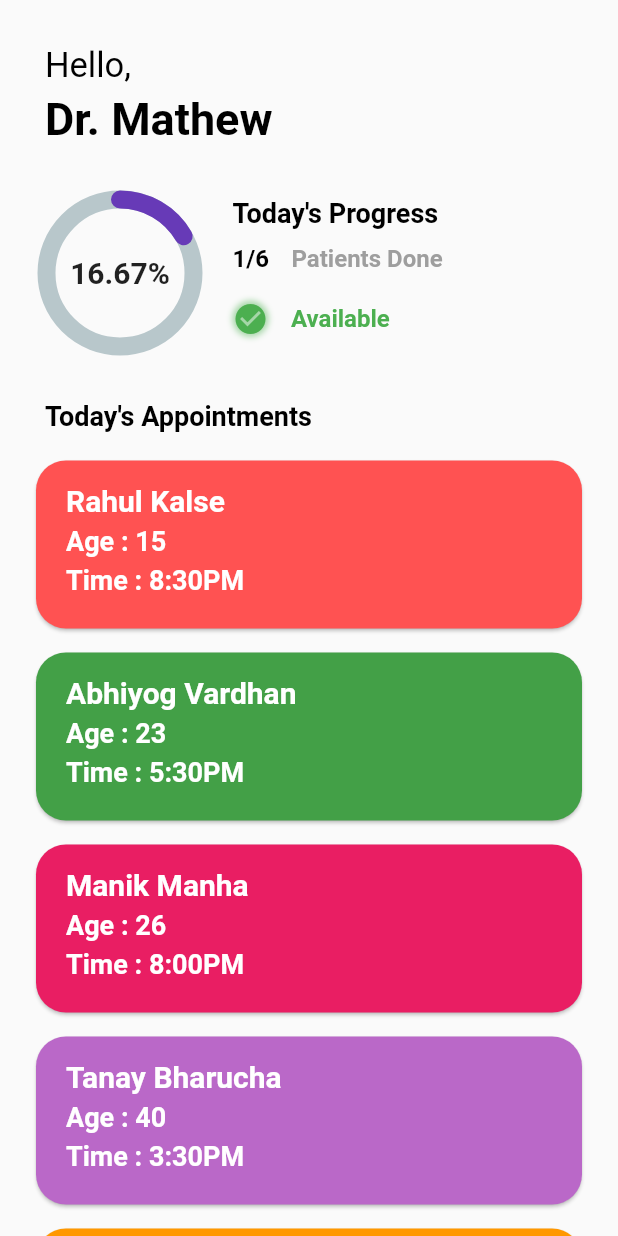
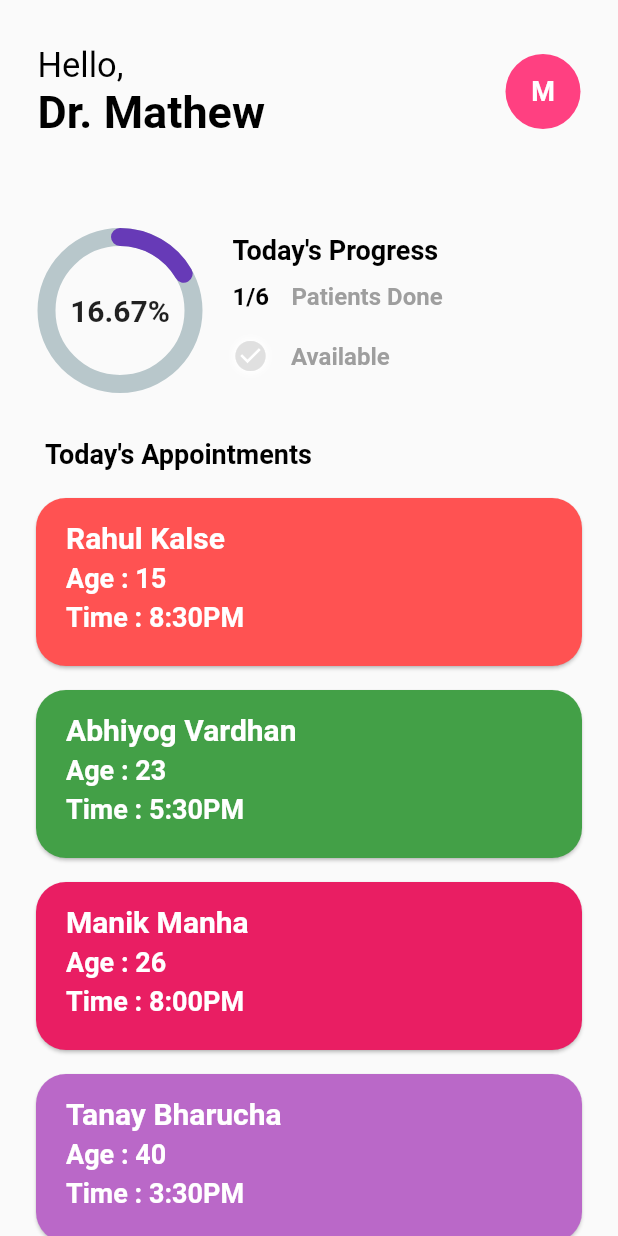
Before and after one commit to JashanPuri/queueless, a Flutter app: the DoctorDashboard screen opened by its route, on a phone screen of 412 x 824 dp. Run offline on Flutter 3.47's test engine with Material 2 defaults, Android fonts, the phone set to English and light mode, and no system bars; drawn by our look-alikes of flutter_slidable, percent_indicator; our stand-ins replace pin_code_fields; network calls fail; Roboto replaces fonts that are missing (vag).

```diff
--- a/lib/article/article_dashboard.dart
+++ b/lib/article/article_dashboard.dart
@@ -84,7 +84,7 @@ class ArticleDashboard extends StatelessWidget {
                                       ),
                                       SizedBox(width: 10),
                                       Container(
-                                        height: 80,
+                                        height: 100,
                                         width: width - 155,
                                         child: Column(
                                           crossAxisAlignment:
--- a/lib/common-widgets/custom_elevated_button.dart
+++ b/lib/common-widgets/custom_elevated_button.dart
@@ -3,7 +3,6 @@ import 'package:flutter/material.dart';
 class CustomElevatedButton extends StatelessWidget {
   final String label;
   final Function onPressed;
-
   CustomElevatedButton({this.label, this.onPressed});
 
   @override
@@ -12,7 +11,7 @@ class CustomElevatedButton extends StatelessWidget {
       onPressed: onPressed,
       child: Text(
         label,
-        style: TextStyle(fontSize: 20, fontWeight: FontWeight.w600),
+        style: TextStyle(fontSize: 20, fontWeight: FontWeight.w600,color: Colors.white),
       ),
       style: ButtonStyle(
         minimumSize: MaterialStateProperty.all<Size>(
--- a/lib/doctor_dashboard/doctor_dashboard.dart
+++ b/lib/doctor_dashboard/doctor_dashboard.dart
@@ -1,9 +1,10 @@
 import 'package:flutter/material.dart';
 import 'package:provider/provider.dart';
-import 'package:queueless/common-widgets/text_widget.dart';
+import '../common-widgets/text_widget.dart';
+import '../doctor_dashboard/widgets/complete_task.dart';
 import '../data_classes/appointment_class.dart';
-import './progress_indicator.dart';
-import 'appointment_card.dart';
+import 'widgets/progress_indicator.dart';
+import 'widgets/appointment_card_doctor.dart';
 
 class DoctorDashboard extends StatefulWidget {
   static const routeName = 'doctor-dashboard';
@@ -12,10 +13,21 @@ class DoctorDashboard extends StatefulWidget {
 }
 
 class _DoctorDashboardState extends State<DoctorDashboard> {
+  bool _isAvailable = false;
+  void _changeState() {
+    setState(() {
+      _isAvailable = !_isAvailable;
+    });
+  }
+
   @override
   Widget build(BuildContext context) {
-    final _pendingAppointments = Provider.of<AppointmentProvider>(context,listen:true).getAppointmentsByDoctorId(1);
-    final _completedAppointments = Provider.of<AppointmentProvider>(context,listen:true).getCompletedAppointmentsByDoctorId(1);
+    final _pendingAppointments =
+        Provider.of<AppointmentProvider>(context, listen: true)
+            .getAppointmentsByDoctorId(1);
+    final _completedAppointments =
+        Provider.of<AppointmentProvider>(context, listen: true)
+            .getCompletedAppointmentsByDoctorId(1);
     final _completed = _completedAppointments.length;
     final _pending = _pendingAppointments.length;
     final _total = _pending + _completed;
@@ -27,34 +39,69 @@ class _DoctorDashboardState extends State<DoctorDashboard> {
             crossAxisAlignment: CrossAxisAlignment.start,
             children: [
               Padding(
-                  padding: const EdgeInsets.only(left: 30, top: 30),
-                  child: TextWidget(
+                padding:
+                    const EdgeInsets.symmetric(horizontal: 25, vertical: 30),
+                child: Row(
+                  crossAxisAlignment: CrossAxisAlignment.center,
+                  mainAxisAlignment: MainAxisAlignment.spaceBetween,
+                  children: [
+                    Column(
+                      crossAxisAlignment: CrossAxisAlignment.start,
+                      children: [
+                        TextWidget(
                           "Hello,",
                           size: 23,
                           fontWeight: FontWeight.normal,
-                  )),
-              Padding(
-                padding: const EdgeInsets.only(left: 30, top: 5),
-                child: TextWidget("Dr. Mathew", size: 30),
                         ),
-              ProgressIndicatorWidget(completed: _completed, total: _total),
-              Padding(
-                padding: const EdgeInsets.only(left: 30.0, bottom: 5),
+                        TextWidget("Dr. Mathew", size: 30),
+                      ],
+                    ),
+                    CircleAvatar(
+                      backgroundColor: Colors.pinkAccent,
+                      maxRadius: 25,
+                      minRadius: 20,
                       child: TextWidget(
-                  "Today's Appointments",
+                        'M',
+                        isBold: true,
+                        color: Colors.white,
                         size: 18,
                       ),
+                    )
+                  ],
                 ),
+              ),
+              ProgressIndicatorWidget(
+                  completed: _completed,
+                  total: _total,
+                  isAvailable: _changeState,
+                  status: _isAvailable),
+              DashboardLabel("Today's Appointments"),
               SizedBox(height: 10),
+              if (_pendingAppointments.length == 0) CompleteTaskWidget(),
+              if (_pendingAppointments.length != 0)
                 Container(
                   margin: const EdgeInsets.only(left: 20, bottom: 5, right: 20),
                   child: Column(
                     crossAxisAlignment: CrossAxisAlignment.start,
                     children: _pendingAppointments
-                      .map((e) => AppointmentCard(e,ObjectKey(e.appointmentId)))
+                        .map((e) =>
+                            AppointmentCardDoctor(e, ObjectKey(e.appointmentId)))
                         .toList(),
                   ),
-              )
+                ),
+                SizedBox(height: 10),
+                DashboardLabel("Completed Appointments"),
+              if (_completedAppointments != 0)
+              Container(
+                  margin: const EdgeInsets.only(left: 20, bottom: 5, right: 20),
+                  child: Column(
+                    crossAxisAlignment: CrossAxisAlignment.start,
+                    children: _completedAppointments
+                        .map((e) =>
+                            AppointmentCardDoctor(e, ObjectKey(e.appointmentId),color: Colors.grey[500],))
+                        .toList(),
+                  ),
+                ),
             ],
           ),
         ),
@@ -62,3 +109,18 @@ class _DoctorDashboardState extends State<DoctorDashboard> {
     );
   }
 }
+
+class DashboardLabel extends StatelessWidget {
+  final label;
+  DashboardLabel(this.label);
+  @override
+  Widget build(BuildContext context) {
+    return Padding(
+      padding: const EdgeInsets.only(left: 30.0, bottom: 5),
+      child: TextWidget(
+        label,
+        size: 18,
+      ),
+    );
+  }
+}
--- a/lib/doctor_dashboard/appointment_card.dart
+++ b/lib/doctor_dashboard/widgets/appointment_card_doctor.dart
@@ -7,10 +7,11 @@ import 'package:provider/provider.dart';
 import 'package:queueless/common-widgets/text_widget.dart';
 import 'package:queueless/data_classes/appointment_class.dart';
 
-class AppointmentCard extends StatelessWidget {
+class AppointmentCardDoctor extends StatelessWidget {
   final apnmt;
   final key;
-  AppointmentCard(this.apnmt,this.key);
+  final color;
+  AppointmentCardDoctor(this.apnmt, this.key, {this.color});
 
   List<Color> _colors = [
     Colors.orange,
@@ -44,7 +45,7 @@ class AppointmentCard extends StatelessWidget {
         height: 120,
         margin: EdgeInsets.only(bottom: 8),
         child: Card(
-          color: _colors[apnmt.appointmentId%6],
+          color: color == null ? _colors[apnmt.appointmentId % 6] : color,
           shape:
               RoundedRectangleBorder(borderRadius: BorderRadius.circular(20)),
           child: Padding(
--- a/lib/doctor_dashboard/progress_indicator.dart
+++ b/lib/doctor_dashboard/widgets/progress_indicator.dart
@@ -1,12 +1,14 @@
 import 'package:flutter/material.dart';
 import 'package:percent_indicator/circular_percent_indicator.dart';
-import '../common-widgets/text_widget.dart';
+import '../../common-widgets/text_widget.dart';
 
 class ProgressIndicatorWidget extends StatelessWidget {
   final int completed;
   final int total;
+  final Function isAvailable;
+  final bool status;
 
-  ProgressIndicatorWidget({this.completed, this.total});
+  ProgressIndicatorWidget({this.completed, this.total, this.isAvailable,this.status});
 
   @override
   Widget build(BuildContext context) {
@@ -49,24 +51,28 @@ class ProgressIndicatorWidget extends StatelessWidget {
                   ),
                 ],
               ),
-              Row(
+              InkWell(
+                onTap: isAvailable,
+                splashColor: Colors.transparent,
+                child: Row(
                   children: [
                     Container(
                         decoration:
                             BoxDecoration(shape: BoxShape.circle, boxShadow: [
-                        BoxShadow(color: Colors.green.shade200, blurRadius: 3)
+                          BoxShadow(color: status ? Colors.green.shade200 : Colors.white, blurRadius: 3)
                         ]),
                         child: Icon(
                           Icons.check_circle,
-                        color: Colors.green,
+                          color: status ? Colors.green : Colors.grey[300],
                         )),
                     SizedBox(width: 15, height: 40),
                     TextWidget(
                       "Available",
-                    color: Colors.green,
+                      color: status ? Colors.green : Colors.grey,
                       isBold: true,
                     ),
                   ],
+                ),
               )
             ],
           ),
--- a/lib/main.dart
+++ b/lib/main.dart
@@ -4,6 +4,7 @@ import 'package:queueless/auth/screens/loginScreen.dart';
 import 'package:queueless/data_classes/appointment_class.dart';
 import 'package:queueless/doctor_dashboard/doctor_dashboard.dart';
 import 'package:queueless/data_classes/doctor_class.dart';
+import 'package:queueless/hospitals_dashboard/screens/appointment_form.dart';
 import 'package:queueless/hospitals_dashboard/screens/doctors_list_screen.dart';
 import './article/article_provider.dart';
 import './data_classes/hospital_dataclass.dart';
@@ -61,7 +62,7 @@ class MyApp extends StatelessWidget {
             },
           ),
         ),
-        home: HomeDashboard(),
+        home: AppointmentForm(),
         routes: {
           OtpScreen.routeName: (context) => OtpScreen(),
           CovidDashboard.routeName: (context) => CovidDashboard(),
@@ -72,6 +73,7 @@ class MyApp extends StatelessWidget {
           HospitalDetailScreen.routeName: (context) => HospitalDetailScreen(),
           DoctorDashboard.routeName: (context) => DoctorDashboard(),
           DoctorsListScreen.routeName: (context) => DoctorsListScreen(),
+          AppointmentForm.routeName: (context) => AppointmentForm()
         },
       ),
     );
```
Also changed, not shown: lib/article/article_detail.dart (+9 -1 lines), lib/doctor_dashboard/widgets/complete_task.dart (added, +26 -0 lines), lib/home_dashboard.dart/screens/home_dashboard.dart (+23 -0 lines), lib/hospitals_dashboard/screens/appointment_form.dart (added, +83 -0 lines), assets/images/complete_task.png (added). Lines whose indentation alone changed are shown as unchanged.
